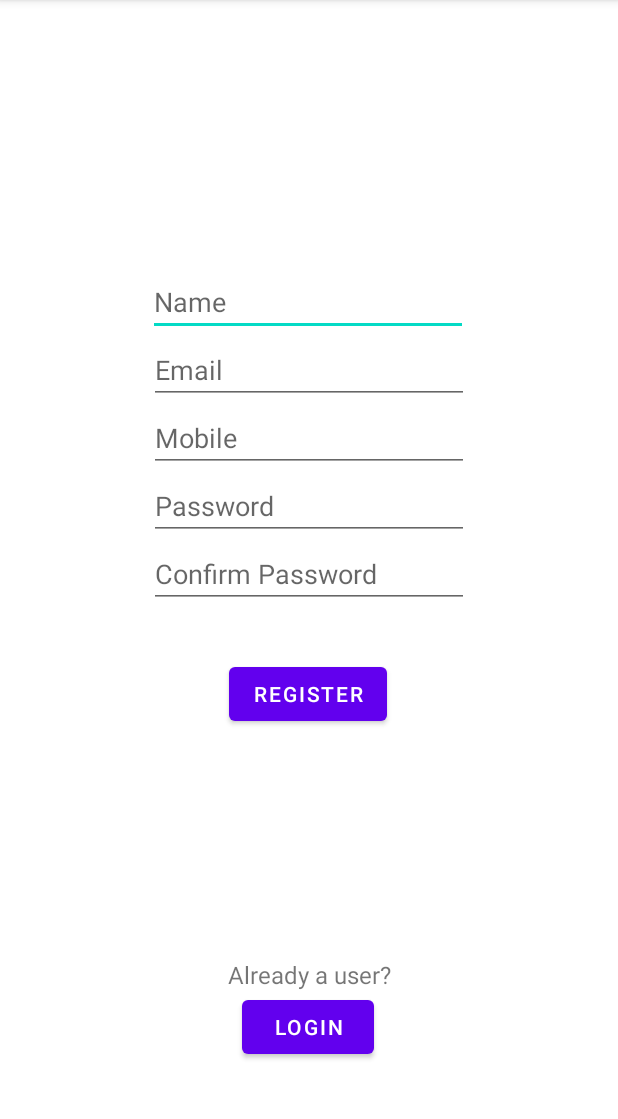
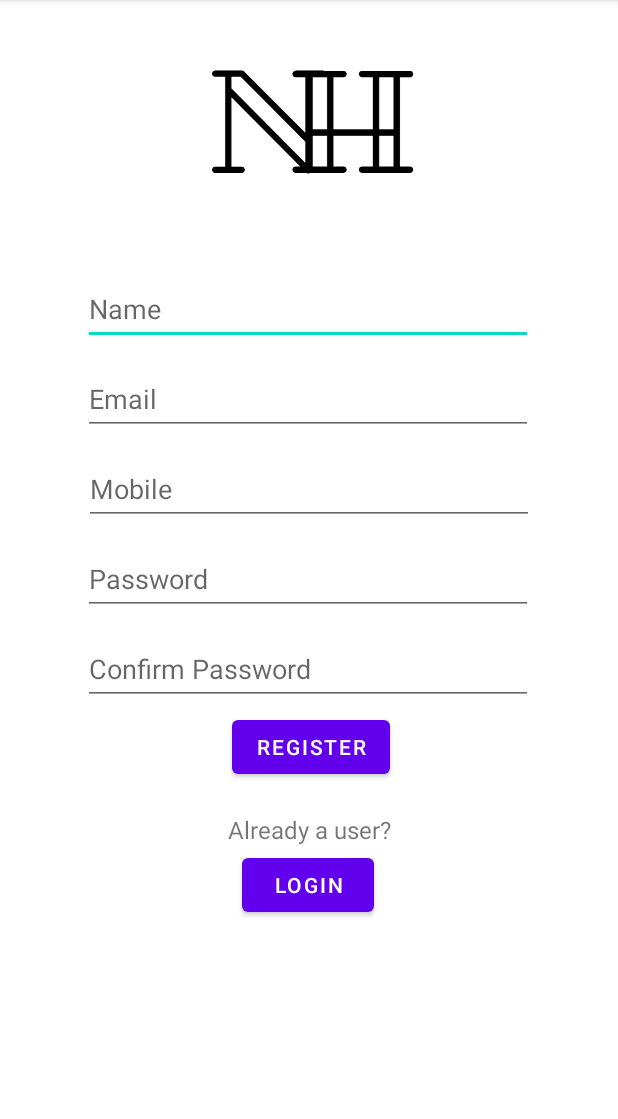
Before and after one commit to Aniket-512/Note-ingHill, an Android app: the RegisterActivity screen opened directly, with no data from a screen before it, on a phone screen of 412 x 824 dp, the part 84-1203 px from its top. Run offline under Robolectric (Android 15) with nearby library versions, the phone set to English and light mode, and no system bars; libraries missing offline, so code that uses them is left out: com.amplifyframework, com.amplifyframework.auth, com.amplifyframework.core.

Commit message:
Added App logo and fixed UI elements

```diff
--- a/app/src/main/res/layout/activity_register.xml
+++ b/app/src/main/res/layout/activity_register.xml
@@ -8,64 +8,75 @@
 
     <EditText
         android:id="@+id/name_register"
-        android:layout_width="wrap_content"
+        android:layout_width="300dp"
         android:layout_height="wrap_content"
+        android:layout_marginTop="12dp"
         android:ems="10"
         android:hint="@string/name_hint"
         android:importantForAutofill="no"
         android:inputType="textPersonName"
-        app:layout_constraintBottom_toBottomOf="parent"
+        android:minHeight="48dp"
         app:layout_constraintEnd_toEndOf="parent"
-        app:layout_constraintHorizontal_bias="0.497"
+        app:layout_constraintHorizontal_bias="0.495"
         app:layout_constraintStart_toStartOf="parent"
-        app:layout_constraintTop_toTopOf="parent"
-        app:layout_constraintVertical_bias="0.247" />
+        app:layout_constraintTop_toBottomOf="@+id/imageView3" />
 
     <EditText
         android:id="@+id/email_register"
-        android:layout_width="wrap_content"
+        android:layout_width="300dp"
         android:layout_height="wrap_content"
+        android:layout_marginTop="12dp"
         android:ems="10"
         android:hint="@string/email_hint"
         android:importantForAutofill="no"
         android:inputType="textEmailAddress"
+        android:minHeight="48dp"
         app:layout_constraintEnd_toEndOf="parent"
+        app:layout_constraintHorizontal_bias="0.495"
         app:layout_constraintStart_toStartOf="parent"
         app:layout_constraintTop_toBottomOf="@+id/name_register" />
 
     <EditText
         android:id="@+id/mobile_register"
-        android:layout_width="wrap_content"
+        android:layout_width="300dp"
         android:layout_height="wrap_content"
+        android:layout_marginTop="12dp"
         android:ems="10"
         android:hint="@string/mobile_hint"
         android:importantForAutofill="no"
         android:inputType="phone"
+        android:minHeight="48dp"
         app:layout_constraintEnd_toEndOf="parent"
         app:layout_constraintStart_toStartOf="parent"
         app:layout_constraintTop_toBottomOf="@+id/email_register" />
 
     <EditText
         android:id="@+id/password_register"
-        android:layout_width="wrap_content"
+        android:layout_width="300dp"
         android:layout_height="wrap_content"
+        android:layout_marginTop="12dp"
         android:ems="10"
         android:hint="@string/password_hint"
         android:importantForAutofill="no"
         android:inputType="textPassword"
+        android:minHeight="48dp"
         app:layout_constraintEnd_toEndOf="parent"
+        app:layout_constraintHorizontal_bias="0.497"
         app:layout_constraintStart_toStartOf="parent"
         app:layout_constraintTop_toBottomOf="@+id/mobile_register" />
 
     <EditText
         android:id="@+id/confirm_pass_reg"
-        android:layout_width="wrap_content"
+        android:layout_width="300dp"
         android:layout_height="wrap_content"
+        android:layout_marginTop="12dp"
         android:ems="10"
         android:hint="@string/confirm_hint"
         android:importantForAutofill="no"
         android:inputType="textPassword"
+        android:minHeight="48dp"
         app:layout_constraintEnd_toEndOf="parent"
+        app:layout_constraintHorizontal_bias="0.497"
         app:layout_constraintStart_toStartOf="parent"
         app:layout_constraintTop_toBottomOf="@+id/password_register" />
 
@@ -73,35 +84,45 @@
         android:id="@+id/registerUser_button"
         android:layout_width="wrap_content"
         android:layout_height="wrap_content"
+        android:layout_marginTop="4dp"
         android:text="@string/register_button"
-        app:layout_constraintBottom_toTopOf="@+id/loginActivity_button"
         app:layout_constraintEnd_toEndOf="parent"
-        app:layout_constraintHorizontal_bias="0.498"
+        app:layout_constraintHorizontal_bias="0.504"
         app:layout_constraintStart_toStartOf="parent"
-        app:layout_constraintTop_toBottomOf="@+id/confirm_pass_reg"
-        app:layout_constraintVertical_bias="0.16" />
+        app:layout_constraintTop_toBottomOf="@+id/confirm_pass_reg" />
 
     <Button
         android:id="@+id/loginActivity_button"
         android:layout_width="wrap_content"
         android:layout_height="wrap_content"
+        android:layout_marginTop="2dp"
+        android:layout_marginBottom="32dp"
         android:text="@string/login_button_text"
         app:layout_constraintBottom_toBottomOf="parent"
         app:layout_constraintEnd_toEndOf="parent"
         app:layout_constraintHorizontal_bias="0.498"
         app:layout_constraintStart_toStartOf="parent"
-        app:layout_constraintTop_toTopOf="parent"
-        app:layout_constraintVertical_bias="0.918" />
+        app:layout_constraintTop_toBottomOf="@+id/textView2"
+        app:layout_constraintVertical_bias="0.0" />
 
     <TextView
         android:id="@+id/textView2"
         android:layout_width="wrap_content"
         android:layout_height="wrap_content"
+        android:layout_marginTop="20dp"
         android:text="@string/alreadyUser_hint"
         android:textSize="16sp"
-        app:layout_constraintBottom_toTopOf="@+id/loginActivity_button"
+        app:layout_constraintEnd_toEndOf="parent"
+        app:layout_constraintHorizontal_bias="0.501"
+        app:layout_constraintStart_toStartOf="parent"
+        app:layout_constraintTop_toBottomOf="@+id/registerUser_button" />
+
+    <ImageView
+        android:id="@+id/imageView3"
+        android:layout_width="227dp"
+        android:layout_height="170dp"
         app:layout_constraintEnd_toEndOf="parent"
         app:layout_constraintStart_toStartOf="parent"
-        app:layout_constraintTop_toBottomOf="@+id/registerUser_button"
-        app:layout_constraintVertical_bias="1.0" />
+        app:layout_constraintTop_toTopOf="parent"
+        app:srcCompat="@drawable/nh" />
 </androidx.constraintlayout.widget.ConstraintLayout>
--- a/app/src/main/res/layout/login_activity.xml
+++ b/app/src/main/res/layout/login_activity.xml
@@ -79,7 +79,6 @@
         android:id="@+id/imageView"
         android:layout_width="227dp"
         android:layout_height="183dp"
-        android:layout_marginTop="16dp"
         android:contentDescription="@string/app_name"
         app:layout_constraintEnd_toEndOf="parent"
         app:layout_constraintStart_toStartOf="parent"
```
